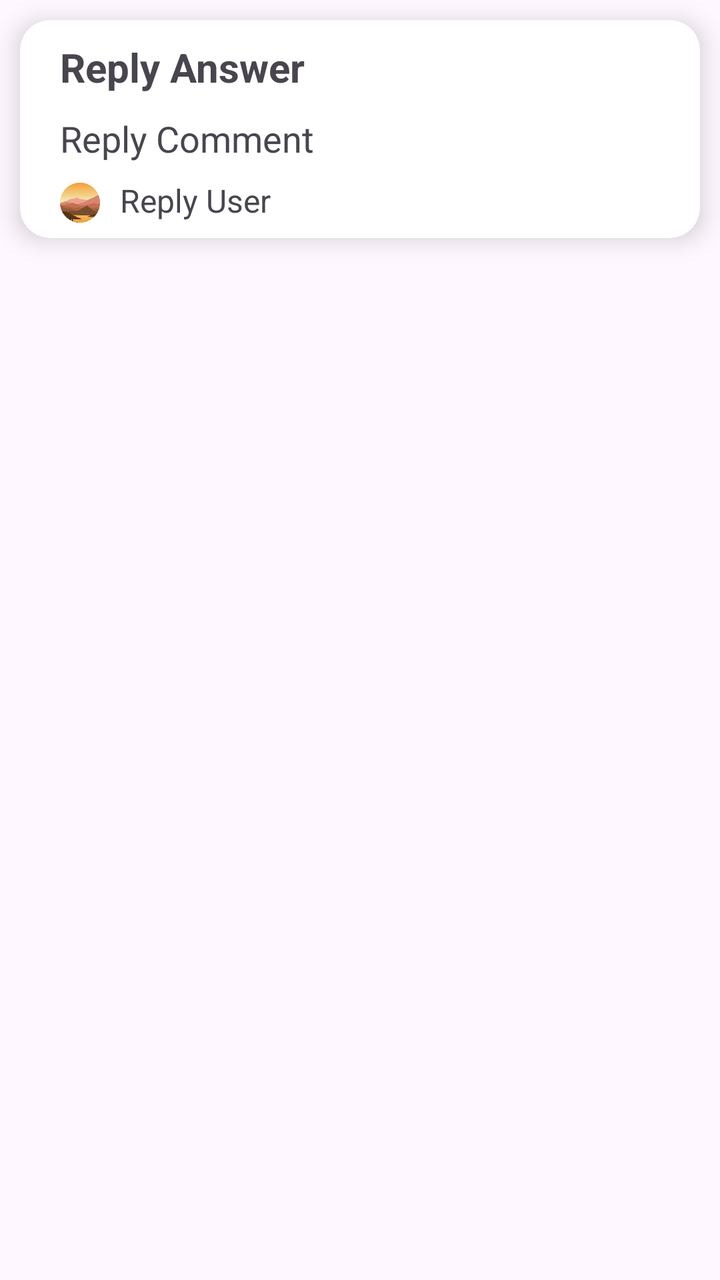
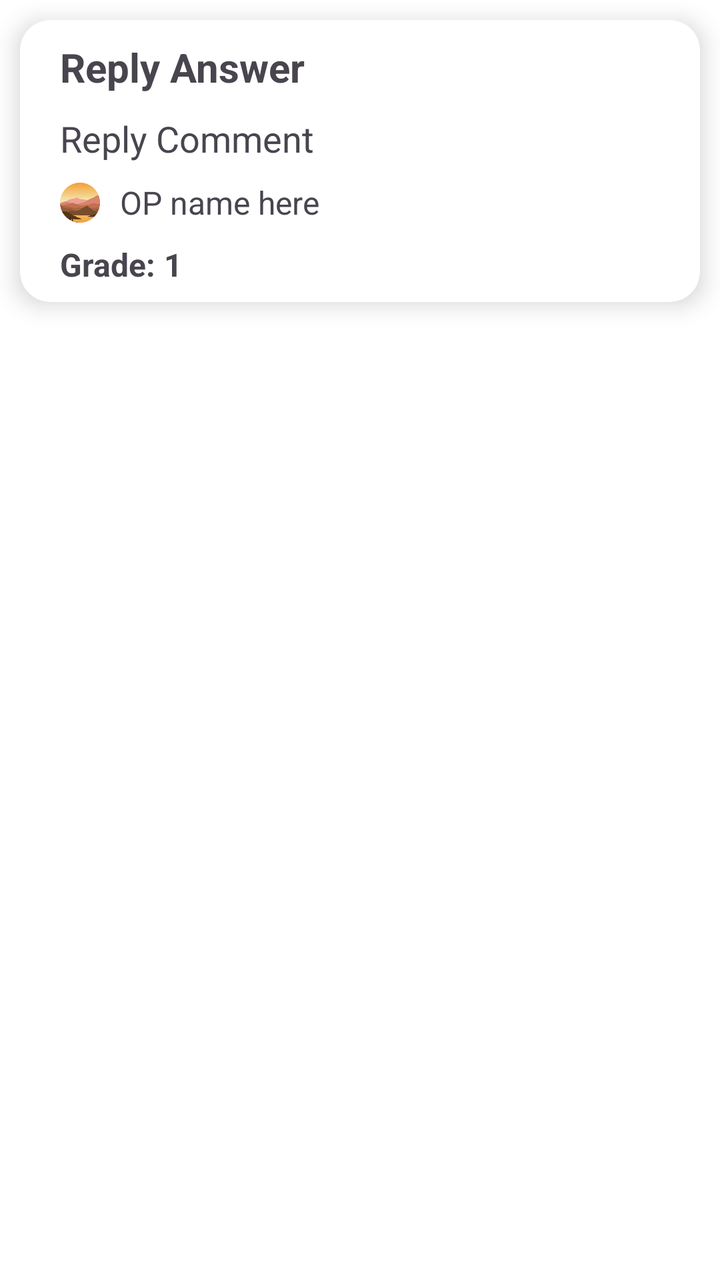

Screens rendered from an Android XML layout before and after an edit, with the pre-edit source and the edit as a unified diff.
<!-- AndroidManifest.xml: application theme Theme.TheApp -->
<!-- res/layout/reply_preview.xml -->
<?xml version="1.0" encoding="utf-8"?>
<LinearLayout xmlns:android="http://schemas.android.com/apk/res/android"
    android:layout_width="match_parent"
    android:layout_height="wrap_content"
    xmlns:app="http://schemas.android.com/apk/res-auto">

    <androidx.cardview.widget.CardView
        android:layout_width="match_parent"
        android:layout_height="wrap_content"
        app:cardCornerRadius="15dp"
        android:layout_margin="10dp"
        app:cardElevation="7dp"
        android:clickable="false"
        android:focusable="false"
        android:foreground="?attr/selectableItemBackground">

        <RelativeLayout
            android:layout_width="match_parent"
            android:layout_height="match_parent"
            android:orientation="vertical">

            <TextView
                android:id="@+id/replyAnswer"
                android:layout_width="match_parent"
                android:layout_height="wrap_content"
                android:textSize="20sp"
                android:textStyle="bold"
                android:text="@string/reply_answer"
                android:layout_marginStart="20dp"
                android:layout_marginEnd="20dp"
                android:layout_marginTop="10dp"
                android:maxLines="1"/>

            <TextView
                android:id="@+id/replyComment"
                android:layout_below="@id/replyAnswer"
                android:layout_width="match_parent"
                android:layout_height="wrap_content"
                android:textSize="18sp"
                android:text="@string/reply_comment"
                android:layout_marginStart="20dp"
                android:layout_marginEnd="20dp"
                android:layout_marginTop="10dp" />

            <ImageView
                android:layout_width="20dp"
                android:layout_height="32dp"
                android:layout_below="@id/replyComment"
                android:layout_marginStart="20dp"
                android:layout_marginTop="4dp"
                android:src="@drawable/ic_profile"/>

            <TextView
                android:id="@+id/replyPoster"
                android:layout_below="@id/replyComment"
                android:layout_width="match_parent"
                android:layout_height="wrap_content"
                android:textSize="16sp"
                android:text="@string/reply_username"
                android:layout_marginTop="8dp"
                android:layout_marginBottom="8dp"
                android:layout_marginStart="50dp"
                android:layout_marginEnd="50dp"/>

        </RelativeLayout>

    </androidx.cardview.widget.CardView>

</LinearLayout>
<!-- resources referenced by this layout -->
<resources>
  <!-- drawable ic_profile (drawable) -->
  <?xml version="1.0" encoding="utf-8"?>
  <bitmap xmlns:android="http://schemas.android.com/apk/res/android"
      android:src="@drawable/cropped_circle_image"
      android:gravity="center">
  
  </bitmap>
  <string name="reply_answer">Reply Answer</string>
  <string name="reply_comment">Reply Comment</string>
  <string name="reply_username">Reply User</string>
  <style name="Theme.TheApp" parent="Base.Theme.TheApp" />
  <!-- drawable cropped_circle_image: png bitmap (drawable, 21187 bytes) -->
  <style name="Base.Theme.TheApp" parent="Theme.Material3.DayNight.NoActionBar">
          
          
          <item name="colorPrimary">@color/primary</item>
          <item name="colorOnPrimary">@color/on_primary</item>
      </style>
  <color name="primary">#000000</color>
  <color name="on_primary">#FFFFFF</color>
</resources>

<!-- the commit's change to res/layout/reply_preview.xml (unified diff, before → after) -->
@@ -43,10 +43,12 @@
                 android:layout_marginTop="10dp" />
 
             <ImageView
+                android:id="@+id/replyPfp"
                 android:layout_width="20dp"
                 android:layout_height="32dp"
                 android:layout_below="@id/replyComment"
                 android:layout_marginStart="20dp"
+                android:layout_marginEnd="10dp"
                 android:layout_marginTop="4dp"
                 android:src="@drawable/ic_profile"/>
 
@@ -56,11 +58,35 @@
                 android:layout_width="match_parent"
                 android:layout_height="wrap_content"
                 android:textSize="16sp"
-                android:text="@string/reply_username"
-                android:layout_marginTop="8dp"
-                android:layout_marginBottom="8dp"
-                android:layout_marginStart="50dp"
-                android:layout_marginEnd="50dp"/>
+                android:text="@string/default_op_name"
+                android:layout_toEndOf="@id/replyPfp"
+                android:layout_marginTop="9dp"/>
+
+            <TextView
+                android:id="@+id/replyGradeText"
+                android:layout_below="@id/replyPfp"
+                android:layout_width="wrap_content"
+                android:layout_height="wrap_content"
+                android:layout_marginStart="0dp"
+                android:layout_marginEnd="4dp"
+                android:layout_marginTop="4dp"
+                android:text="Grade:"
+                android:textSize="16sp"
+                android:textStyle="bold"
+                android:layout_alignStart="@id/replyPfp"
+                android:paddingBottom="8dp" />
+
+            <TextView
+                android:id="@+id/replyGrade"
+                android:layout_below="@id/replyPfp"
+                android:layout_width="wrap_content"
+                android:layout_height="wrap_content"
+                android:layout_marginTop="4dp"
+                android:text="1"
+                android:textSize="16sp"
+                android:textStyle="bold"
+                android:layout_toEndOf="@id/replyGradeText"
+                android:paddingBottom="8dp" />
 
         </RelativeLayout>
 
<!-- resource entries referenced after the edit -->
@@ -7,17 +7,21 @@
       android:gravity="center">
   
   </bitmap>
+  <string name="default_op_name">OP name here</string>
   <string name="reply_answer">Reply Answer</string>
   <string name="reply_comment">Reply Comment</string>
-  <string name="reply_username">Reply User</string>
   <style name="Theme.TheApp" parent="Base.Theme.TheApp" />
   <!-- drawable cropped_circle_image: png bitmap (drawable, 21187 bytes) -->
   <style name="Base.Theme.TheApp" parent="Theme.Material3.DayNight.NoActionBar">
           
           
+          <item name="colorSurface">@color/nav_view</item>
+          <item name="colorOnBackground">@color/nav_view</item>
+          <item name="android:colorBackground">@color/nav_view</item>
           <item name="colorPrimary">@color/primary</item>
           <item name="colorOnPrimary">@color/on_primary</item>
       </style>
+  <color name="nav_view">#FFFFFF</color>
   <color name="primary">#000000</color>
   <color name="on_primary">#FFFFFF</color>
 </resources>
